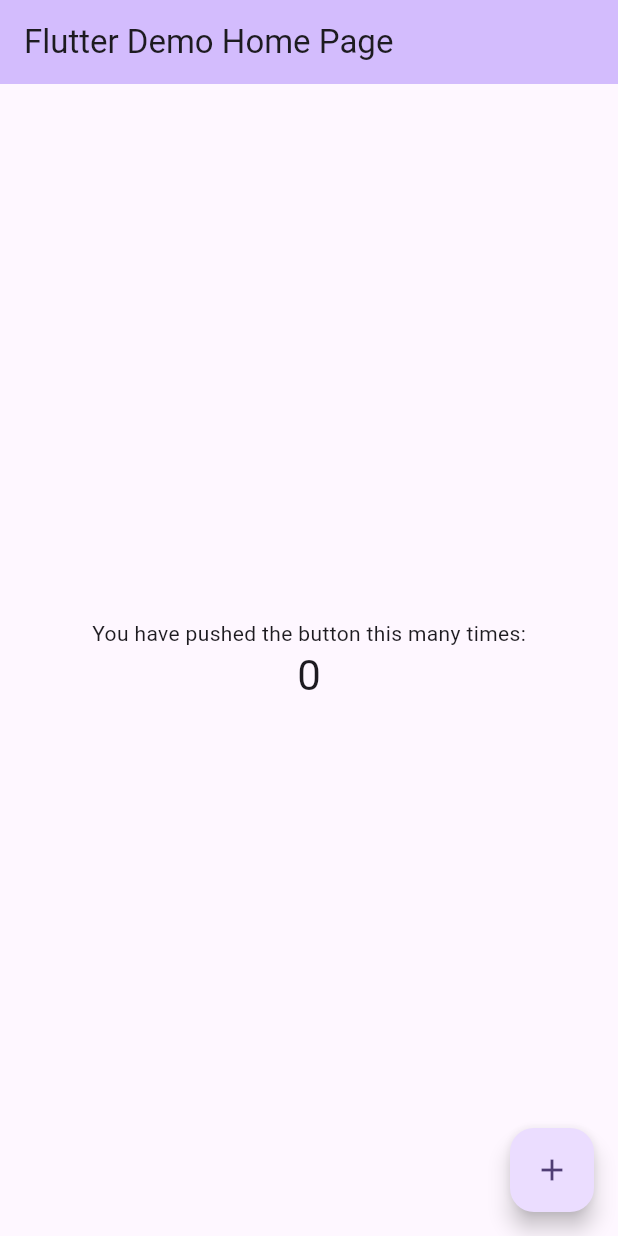
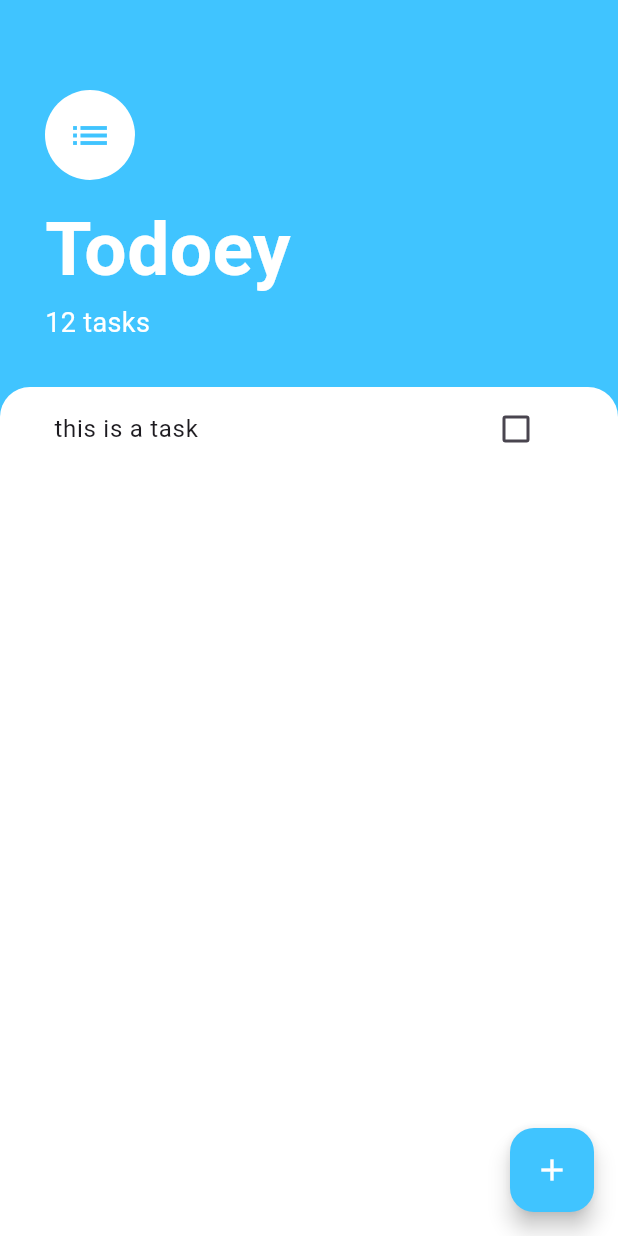
Before and after one commit to aarogyaojha/todoey, a Flutter app: the screen it shows after launch, on a phone screen of 412 x 824 dp. Run offline on Flutter 3.47's test engine with Material 3 defaults, Android fonts, the phone set to English and light mode, and no system bars.

Commit message:
creating a basic layout

```diff
--- a/lib/main.dart
+++ b/lib/main.dart
@@ -1,4 +1,5 @@
 import 'package:flutter/material.dart';
+import 'package:todoey/screens/tasks_screen.dart';
 
 void main() {
   runApp(const MyApp());
@@ -7,116 +8,8 @@ void main() {
 class MyApp extends StatelessWidget {
   const MyApp({super.key});
 
-  // This widget is the root of your application.
   @override
   Widget build(BuildContext context) {
-    return MaterialApp(
-      title: 'Flutter Demo',
-      theme: ThemeData(
-        // This is the theme of your application.
-        //
-        // TRY THIS: Try running your application with "flutter run". You'll see
-        // the application has a purple toolbar. Then, without quitting the app,
-        // try changing the seedColor in the colorScheme below to Colors.green
-        // and then invoke "hot reload" (save your changes or press the "hot
-        // reload" button in a Flutter-supported IDE, or press "r" if you used
-        // the command line to start the app).
-        //
-        // Notice that the counter didn't reset back to zero; the application
-        // state is not lost during the reload. To reset the state, use hot
-        // restart instead.
-        //
-        // This works for code too, not just values: Most code changes can be
-        // tested with just a hot reload.
-        colorScheme: ColorScheme.fromSeed(seedColor: Colors.deepPurple),
-      ),
-      home: const MyHomePage(title: 'Flutter Demo Home Page'),
-    );
+    return MaterialApp(home: TasksScreen());
   }
 }
-
-class MyHomePage extends StatefulWidget {
-  const MyHomePage({super.key, required this.title});
-
-  // This widget is the home page of your application. It is stateful, meaning
-  // that it has a State object (defined below) that contains fields that affect
-  // how it looks.
-
-  // This class is the configuration for the state. It holds the values (in this
-  // case the title) provided by the parent (in this case the App widget) and
-  // used by the build method of the State. Fields in a Widget subclass are
-  // always marked "final".
-
-  final String title;
-
-  @override
-  State<MyHomePage> createState() => _MyHomePageState();
-}
-
-class _MyHomePageState extends State<MyHomePage> {
-  int _counter = 0;
-
-  void _incrementCounter() {
-    setState(() {
-      // This call to setState tells the Flutter framework that something has
-      // changed in this State, which causes it to rerun the build method below
-      // so that the display can reflect the updated values. If we changed
-      // _counter without calling setState(), then the build method would not be
-      // called again, and so nothing would appear to happen.
-      _counter++;
-    });
-  }
-
-  @override
-  Widget build(BuildContext context) {
-    // This method is rerun every time setState is called, for instance as done
-    // by the _incrementCounter method above.
-    //
-    // The Flutter framework has been optimized to make rerunning build methods
-    // fast, so that you can just rebuild anything that needs updating rather
-    // than having to individually change instances of widgets.
-    return Scaffold(
-      appBar: AppBar(
-        // TRY THIS: Try changing the color here to a specific color (to
-        // Colors.amber, perhaps?) and trigger a hot reload to see the AppBar
-        // change color while the other colors stay the same.
-        backgroundColor: Theme.of(context).colorScheme.inversePrimary,
-        // Here we take the value from the MyHomePage object that was created by
-        // the App.build method, and use it to set our appbar title.
-        title: Text(widget.title),
-      ),
-      body: Center(
-        // Center is a layout widget. It takes a single child and positions it
-        // in the middle of the parent.
-        child: Column(
-          // Column is also a layout widget. It takes a list of children and
-          // arranges them vertically. By default, it sizes itself to fit its
-          // children horizontally, and tries to be as tall as its parent.
-          //
-          // Column has various properties to control how it sizes itself and
-          // how it positions its children. Here we use mainAxisAlignment to
-          // center the children vertically; the main axis here is the vertical
-          // axis because Columns are vertical (the cross axis would be
-          // horizontal).
-          //
-          // TRY THIS: Invoke "debug painting" (choose the "Toggle Debug Paint"
-          // action in the IDE, or press "p" in the console), to see the
-          // wireframe for each widget.
-          mainAxisAlignment: MainAxisAlignment.center,
-          children: <Widget>[
-            const Text('You have pushed the button this many times:'),
-            Text(
-              '$_counter',
-              style: Theme.of(context).textTheme.headlineMedium,
-            ),
-          ],
-        ),
-      ),
-      floatingActionButton: FloatingActionButton(
-        onPressed: _incrementCounter,
-        tooltip: 'Increment',
-        child: const Icon(Icons.add),
-      ), // This trailing comma makes auto-formatting nicer for build methods.
-    );
-  }
-}
--- /dev/null
+++ b/lib/screens/tasks_screen.dart
@@ -0,0 +1,72 @@
+import 'package:flutter/material.dart';
+
+class TasksScreen extends StatelessWidget {
+  const TasksScreen({super.key});
+
+  @override
+  Widget build(BuildContext context) {
+    return Scaffold(
+      floatingActionButton: FloatingActionButton(
+        onPressed: () {},
+        backgroundColor: Colors.lightBlueAccent,
+        child: Icon(Icons.add, color: Colors.white),
+      ),
+      backgroundColor: Colors.lightBlueAccent,
+      body: Column(
+        crossAxisAlignment: CrossAxisAlignment.start,
+        children: [
+          Container(
+            padding: EdgeInsets.only(top: 60, left: 30, right: 30, bottom: 30),
+            child: Column(
+              crossAxisAlignment: CrossAxisAlignment.start,
+              children: [
+                CircleAvatar(
+                  radius: 30,
+                  backgroundColor: Colors.white,
+                  child: Icon(
+                    Icons.list,
+                    size: 30,
+                    color: Colors.lightBlueAccent,
+                  ),
+                ),
+                SizedBox(height: 10),
+                Text(
+                  "Todoey",
+                  style: TextStyle(
+                    color: Colors.white,
+                    fontSize: 50,
+                    fontWeight: FontWeight.w700,
+                  ),
+                ),
+                Text(
+                  "12 tasks",
+                  style: TextStyle(color: Colors.white, fontSize: 18),
+                ),
+              ],
+            ),
+          ),
+          Expanded(
+            child: Container(
+              padding: EdgeInsets.symmetric(horizontal: 20),
+              decoration: BoxDecoration(
+                color: Colors.white,
+                borderRadius: BorderRadius.only(
+                  topLeft: Radius.circular(20),
+                  topRight: Radius.circular(20),
+                ),
+              ),
+              child: ListView(
+                children: [
+                  ListTile(
+                    title: Text("this is a task"),
+                    trailing: Checkbox(value: false, onChanged: (value) {}),
+                  ),
+                ],
+              ),
+            ),
+          ),
+        ],
+      ),
+    );
+  }
+}
```
